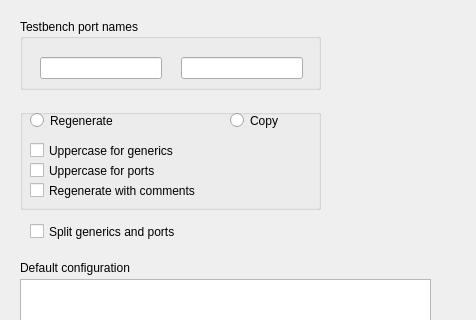
This is src/UI/UIs/Testbench_generator_config_UI.ui in DRubioG/HDLHelper as Qt 5 draws it before an edit; both pictures show x 0 to 476 and y 201 to 521 of the 476 by 660 pixel window. The edited form follows.
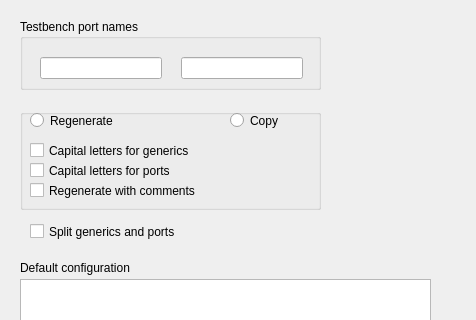
This is the edited form.

Diff of the .ui file:
```diff
--- a/src/UI/UIs/Testbench_generator_config_UI.ui
+++ b/src/UI/UIs/Testbench_generator_config_UI.ui
@@ -262,12 +262,12 @@
      <rect>
       <x>10</x>
       <y>30</y>
-      <width>231</width>
+      <width>281</width>
       <height>23</height>
      </rect>
     </property>
     <property name="text">
-     <string>Uppercase for generics</string>
+     <string>Capital letters for generics</string>
     </property>
    </widget>
    <widget class="QCheckBox" name="checkBox_uppercase_ports">
@@ -280,7 +280,7 @@
      </rect>
     </property>
     <property name="text">
-     <string>Uppercase for ports</string>
+     <string>Capital letters for ports</string>
     </property>
    </widget>
    <widget class="QCheckBox" name="checkBox_comments">
```
